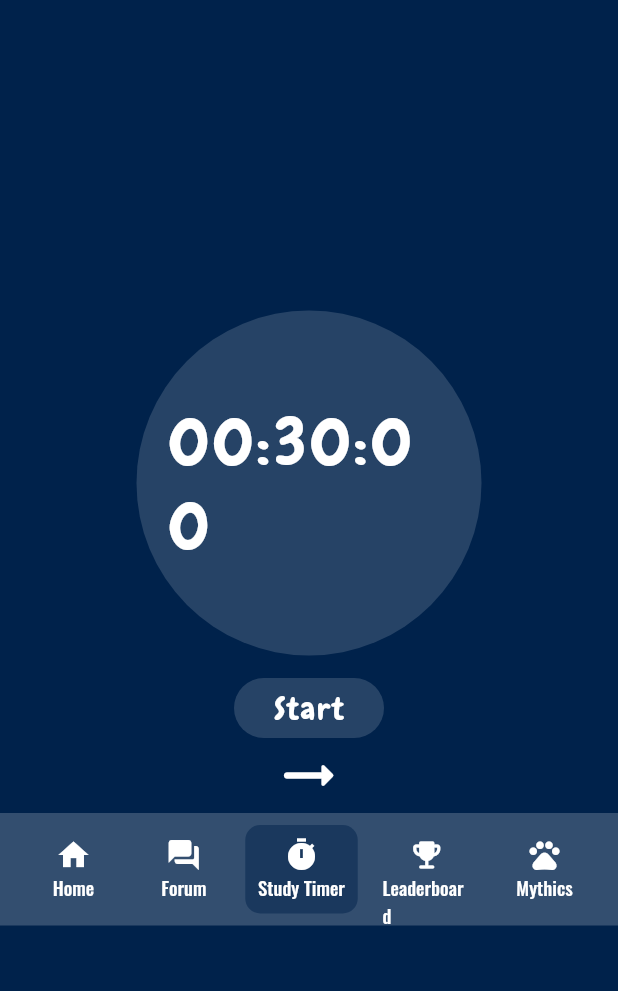
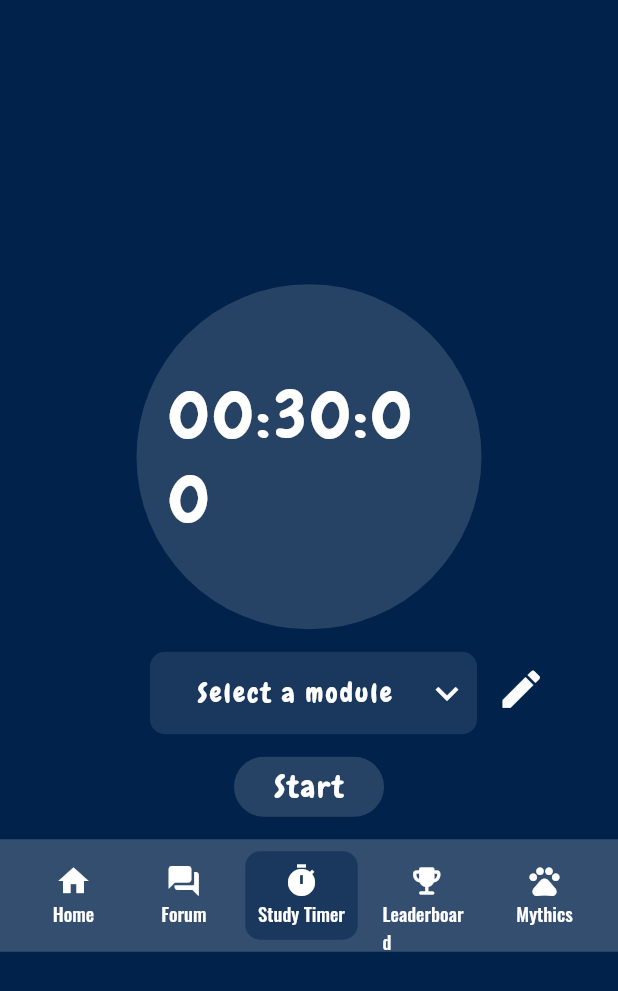
Before and after one commit to ruiqi7/study_wyth_me, a Flutter app: the Timer screen opened by its route, on a phone screen of 412 x 824 dp. Shown: the top 991 px of the screen. Run offline on Flutter 3.47's test engine with Material 2 defaults, Android fonts, the phone set to English and light mode, and no system bars; our stand-ins replace cloud_firestore, dropdown_button2, firebase_auth, firebase_core, fl_chart, flutter_spinkit; accounts and stored records are empty; network calls fail.

Commit message:
Module Dropdown Bar

```diff
--- a/study_wyth_me/lib/pages/timer.dart
+++ b/study_wyth_me/lib/pages/timer.dart
@@ -2,8 +2,10 @@ import 'package:flutter/material.dart';
 import 'package:flutter/cupertino.dart';
 import 'package:study_wyth_me/shared/constants.dart';
 import 'package:study_wyth_me/shared/bar_widgets.dart';
+import 'package:dropdown_button2/dropdown_button2.dart';
 
 import 'countdown.dart';
+
 
 class Timer extends StatefulWidget {
   const Timer({Key? key}) : super(key: key);
@@ -16,8 +18,12 @@ class _TimerState extends State<Timer> {
 
   final _position = 3;
 
+  Duration currDuration = const Duration(minutes: 30);
 
-  Duration currDuration = const Duration(minutes: 30);
+  List<String> modules = ['IS1103', 'CS1101S', 'CS2030', 'CS2040S'];
+  String? _currentModule;
+
+  final _formKey = GlobalKey<FormState>();
 
   // This shows a CupertinoModalPopup with a reasonable fixed height which hosts CupertinoTimerPicker.
   void _showDialog(Widget child) {
@@ -82,6 +88,75 @@ class _TimerState extends State<Timer> {
               ),
             ),
             gapBox,
+            Row(
+              children: [
+                Expanded(
+                  child: Form(
+                    key: _formKey,
+                    child: Padding(
+                      padding: const EdgeInsets.only(left: 100.0),
+                      child: DropdownButtonFormField2(
+                        decoration: InputDecoration(
+                          fillColor: const Color.fromRGBO(255, 255, 255, 0.10),
+                          filled: true,
+                          border: OutlineInputBorder(
+                              borderRadius: BorderRadius.circular(10.0),
+                              borderSide: BorderSide.none
+                          ),
+                          contentPadding: const EdgeInsets.fromLTRB(15.0, 10.0, 5.0, 10.0),
+                          hintText: 'Choose a Module',
+                          hintStyle: chewyTextStyle.copyWith(fontSize: 16.0),
+                        ),
+                        icon: const Icon(Icons.keyboard_arrow_down_sharp),
+                        iconEnabledColor: Colors.white,
+                        iconSize: 30,
+                        buttonHeight: 35.0,
+                        dropdownDecoration: smallRadiusRoundedBox,
+                        dropdownElevation: 0,
+                        dropdownMaxHeight: 145.0,
+                        itemHeight: 45.0,
+                        scrollbarAlwaysShow: false,
+                        scrollbarRadius: const Radius.circular(50.0),
+                        scrollbarThickness: 6,
+                        hint: Text(
+                          'Select a module',
+                          style: chewyTextStyle.copyWith(fontSize: 18.0),
+                        ),
+                        items: modules.map((module) {
+                          return DropdownMenuItem<String>(
+                            value: module,
+                            child: Text(
+                              module,
+                              style: chewyTextStyle.copyWith(fontSize: 20.0),
+                            ),
+                          );
+                        }).toList(),
+                        onChanged: (value) => setState(() {
+                          _currentModule = value as String;
+                        }),
+                        value: _currentModule,
+                        validator: (value) {
+                          if (value == null) {
+                            return 'Please select a module.';
+                          } else {
+                            return null;
+                          }
+                        },
+                      ),
+                    ),
+                  ),
+                ),
+                Padding(
+                  padding: const EdgeInsets.only(left: 5.0, right: 40.0, bottom: 5.0),
+                  child: IconButton(
+                    icon: const Icon(Icons.edit, color: Colors.white),
+                    iconSize: 33,
+                    onPressed: () {},
+                  ),
+                )
+              ],
+            ),
+            gapBox,
             Container(
               width: 100,
               height: 40,
@@ -94,18 +169,16 @@ class _TimerState extends State<Timer> {
                   textStyle: chewyTextStyle.copyWith(fontSize: 20.0),
                 ),
                 onPressed: () {
-                  Navigator.push(
-                    context,
-                    MaterialPageRoute(builder: (context) => Countdown(duration: currDuration)),
-                  );
+                  if (_formKey.currentState!.validate()) {
+                    Navigator.push(
+                      context,
+                      MaterialPageRoute(builder: (context) => Countdown(duration: currDuration)),
+                    );
+                  }
                 },
               ),
             ),
-            const Icon(
-              Icons.arrow_right_alt_rounded,
-              color: Colors.white,
-              size: 50.0
-            ),
+            gapBox,
             bottomBar(context, _position)
           ],
         )
--- a/study_wyth_me/pubspec.yaml
+++ b/study_wyth_me/pubspec.yaml
@@ -18,7 +18,7 @@ publish_to: 'none' # Remove this line if you wish to publish to pub.dev
 version: 1.0.0+1
 
 environment:
-  sdk: ">=2.16.2 <3.0.0"
+  sdk: ">=2.17.0 <3.0.0"
 
 # Dependencies specify other packages that your package needs in order to work.
 # To automatically upgrade your package dependencies to the latest versions
@@ -41,6 +41,7 @@ dependencies:
   firebase_storage: ^10.2.16
   provider: ^6.0.2
   fl_chart: ^0.50.6
+  dropdown_button2: ^1.5.2
 
 dev_dependencies:
   flutter_test:
```
